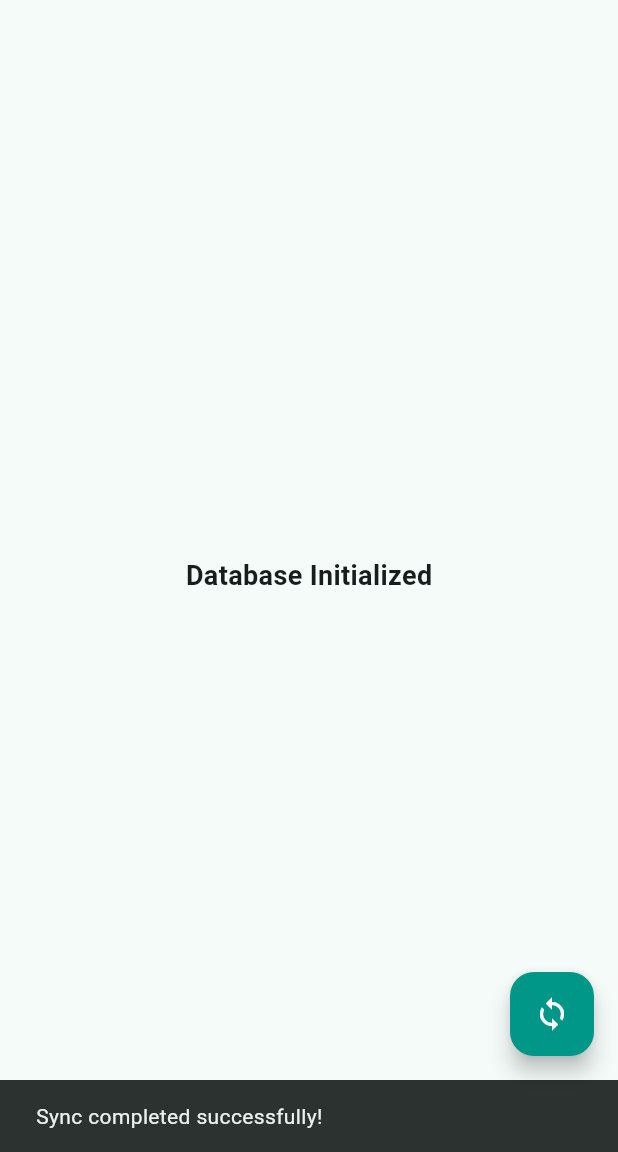
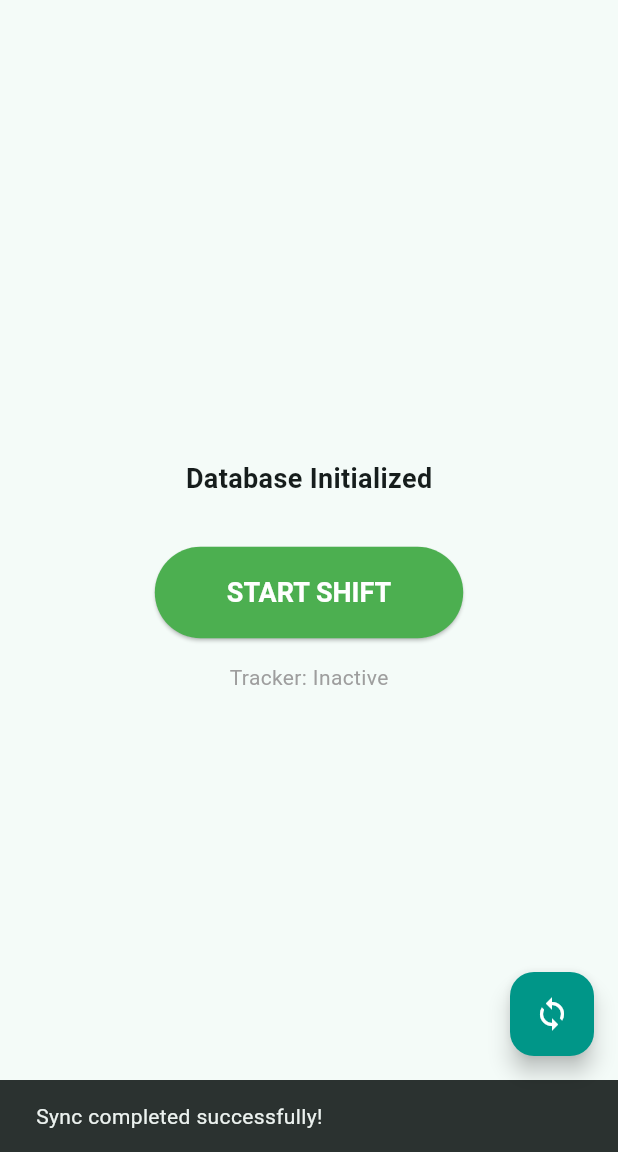
Before and after one commit to psychesupreme/omniverse, a Flutter app: the screen it shows after launch, after a tap on the "sync" icon, on a phone screen of 412 x 824 dp, the part 84-1236 px from its top. Run offline on Flutter 3.47's test engine with Material 3 defaults, Android fonts, the phone set to English and light mode, and no system bars; our stand-ins replace geolocator, isar; missing offline and left inert: flutter_background_service; accounts and stored records are empty; generated files the repository leaves out were written again; network calls fail.

Commit message:
feat: implement shift toggles UI controls and tracker status indicator

```diff
--- a/mobile/lib/main.dart
+++ b/mobile/lib/main.dart
@@ -53,12 +53,63 @@ class _MyHomePageState extends State<MyHomePage> {
   late final ApiService _apiService;
   late final SyncRepository _syncRepository;
   bool _isLoading = false;
+  bool _isShiftActive = false;
 
   @override
   void initState() {
     super.initState();
     _apiService = ApiService();
     _syncRepository = SyncRepository(widget.isar);
+    _checkShiftStatus();
+  }
+
+  /// Initial checks to see if the background service is running
+  Future<void> _checkShiftStatus() async {
+    final active = await LocationService.isShiftActive();
+    setState(() {
+      _isShiftActive = active;
+    });
+  }
+
+  /// Toggles the background geolocation shift tracking states
+  Future<void> _toggleShift() async {
+    setState(() {
+      _isLoading = true;
+    });
+
+    try {
+      if (_isShiftActive) {
+        await LocationService.stopShift();
+        if (mounted) {
+          ScaffoldMessenger.of(context).showSnackBar(
+            const SnackBar(content: Text('Shift ended. Tracking disabled.')),
+          );
+        }
+      } else {
+        // Start shift for user ID 1 (Dave)
+        await LocationService.startShift(1);
+        if (mounted) {
+          ScaffoldMessenger.of(context).showSnackBar(
+            const SnackBar(content: Text('Shift started. Tracking active.')),
+          );
+        }
+      }
+      // Give a tiny delay for service isolate bootstrapping
+      await Future.delayed(const Duration(milliseconds: 500));
+      await _checkShiftStatus();
+    } catch (e) {
+      if (mounted) {
+        ScaffoldMessenger.of(context).showSnackBar(
+          SnackBar(content: Text('Failed to toggle shift: $e')),
+        );
+      }
+    } finally {
+      if (mounted) {
+        setState(() {
+          _isLoading = false;
+        });
+      }
+    }
   }
 
   /// Triggers a test pull sync and stores the payload in the local database
@@ -113,12 +164,39 @@ class _MyHomePageState extends State<MyHomePage> {
                 children: [
                   CircularProgressIndicator(),
                   SizedBox(height: 16),
-                  Text('Synchronizing data...'),
+                  Text('Processing request...'),
                 ],
               )
-            : const Text(
-                'Database Initialized',
-                style: TextStyle(fontSize: 18, fontWeight: FontWeight.bold),
+            : Column(
+                mainAxisAlignment: MainAxisAlignment.center,
+                children: [
+                  const Text(
+                    'Database Initialized',
+                    style: TextStyle(fontSize: 18, fontWeight: FontWeight.bold),
+                  ),
+                  const SizedBox(height: 32),
+                  ElevatedButton(
+                    onPressed: _toggleShift,
+                    style: ElevatedButton.styleFrom(
+                      backgroundColor: _isShiftActive ? Colors.red : Colors.green,
+                      foregroundColor: Colors.white,
+                      padding: const EdgeInsets.symmetric(horizontal: 48, vertical: 20),
+                      textStyle: const TextStyle(fontSize: 18, fontWeight: FontWeight.bold),
+                    ),
+                    child: Text(_isShiftActive ? 'END SHIFT' : 'START SHIFT'),
+                  ),
+                  const SizedBox(height: 16),
+                  Text(
+                    _isShiftActive
+                        ? 'Tracker: ACTIVE - Logging every 60s'
+                        : 'Tracker: Inactive',
+                    style: TextStyle(
+                      fontSize: 14,
+                      color: _isShiftActive ? Colors.green : Colors.grey,
+                      fontWeight: _isShiftActive ? FontWeight.bold : FontWeight.normal,
+                    ),
+                  ),
+                ],
               ),
       ),
       floatingActionButton: FloatingActionButton(
```
